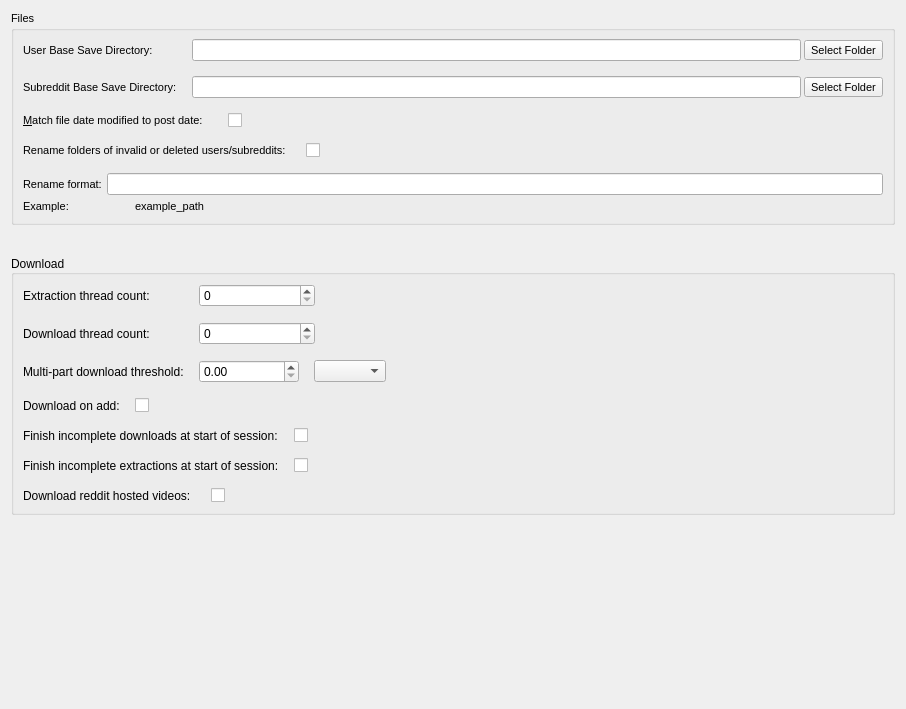
This is Resources/ui_files/settings/core_settings_widget.ui in MalloyDelacroix/DownloaderForReddit as Qt 5 draws it before an edit. The edited form follows.
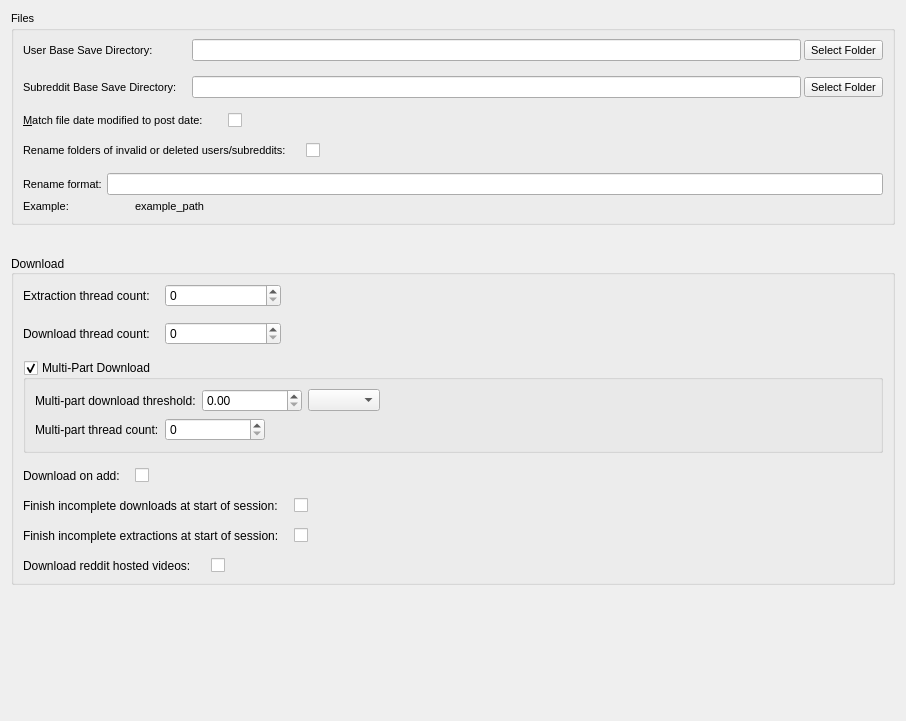
This is the edited form.

Commit message: Add multi-part download controls to core settings widget

Diff of the .ui file:
```diff
--- a/Resources/ui_files/settings/core_settings_widget.ui
+++ b/Resources/ui_files/settings/core_settings_widget.ui
@@ -7,7 +7,7 @@
     <x>0</x>
     <y>0</y>
     <width>906</width>
-    <height>709</height>
+    <height>721</height>
    </rect>
   </property>
   <property name="windowTitle">
@@ -309,7 +309,23 @@
           </property>
          </widget>
         </item>
-        <item row="2" column="0">
+       </layout>
+      </item>
+      <item>
+       <widget class="QGroupBox" name="multi_part_download_groupbox">
+        <property name="toolTip">
+         <string>&lt;html&gt;&lt;head/&gt;&lt;body&gt;&lt;p&gt;When enabled, large files (over the set threshold size) will be downloaded in multiple part simultaneously.  This will increase download speeds for downloads containing many large files.&lt;/p&gt;&lt;/body&gt;&lt;/html&gt;</string>
+        </property>
+        <property name="title">
+         <string>Multi-Part Download</string>
+        </property>
+        <property name="checkable">
+         <bool>true</bool>
+        </property>
+        <layout class="QVBoxLayout" name="verticalLayout_6">
+         <item>
+          <layout class="QHBoxLayout" name="horizontalLayout_7">
+           <item>
          <widget class="QLabel" name="label_8">
           <property name="toolTip">
            <string>&lt;html&gt;&lt;head/&gt;&lt;body&gt;&lt;p&gt;The size threshold at which a file is downloaded in parts in multiple threads.  Carefully adjust this number as there is a definite point of diminishing returns depending on your internet connection.&lt;/p&gt;&lt;/body&gt;&lt;/html&gt;</string>
@@ -319,8 +335,6 @@
           </property>
          </widget>
         </item>
-        <item row="2" column="1">
-         <layout class="QHBoxLayout" name="horizontalLayout_7">
           <item>
            <widget class="QDoubleSpinBox" name="multipart_threshold_spinbox">
             <property name="minimumSize">
@@ -352,7 +366,45 @@
           </item>
          </layout>
         </item>
-       </layout>
+         <item>
+          <layout class="QHBoxLayout" name="horizontalLayout_10">
+           <item>
+            <widget class="QLabel" name="label_12">
+             <property name="toolTip">
+              <string>&lt;html&gt;&lt;head/&gt;&lt;body&gt;&lt;p&gt;The number of threads that will be used for multi-part downloads.  This count should balance with the extraction and download thread counts you have set.&lt;/p&gt;&lt;/body&gt;&lt;/html&gt;</string>
+             </property>
+             <property name="text">
+              <string>Multi-part thread count:</string>
+             </property>
+            </widget>
+           </item>
+           <item>
+            <widget class="QSpinBox" name="multi_part_thread_count_spinbox">
+             <property name="minimumSize">
+              <size>
+               <width>100</width>
+               <height>0</height>
+              </size>
+             </property>
+            </widget>
+           </item>
+           <item>
+            <spacer name="horizontalSpacer_2">
+             <property name="orientation">
+              <enum>Qt::Horizontal</enum>
+             </property>
+             <property name="sizeHint" stdset="0">
+              <size>
+               <width>40</width>
+               <height>20</height>
+              </size>
+             </property>
+            </spacer>
+           </item>
+          </layout>
+         </item>
+        </layout>
+       </widget>
       </item>
       <item>
        <layout class="QHBoxLayout" name="horizontalLayout_5">
```
Lines whose indentation alone changed are shown as unchanged. The commit also changes 3 other files.
